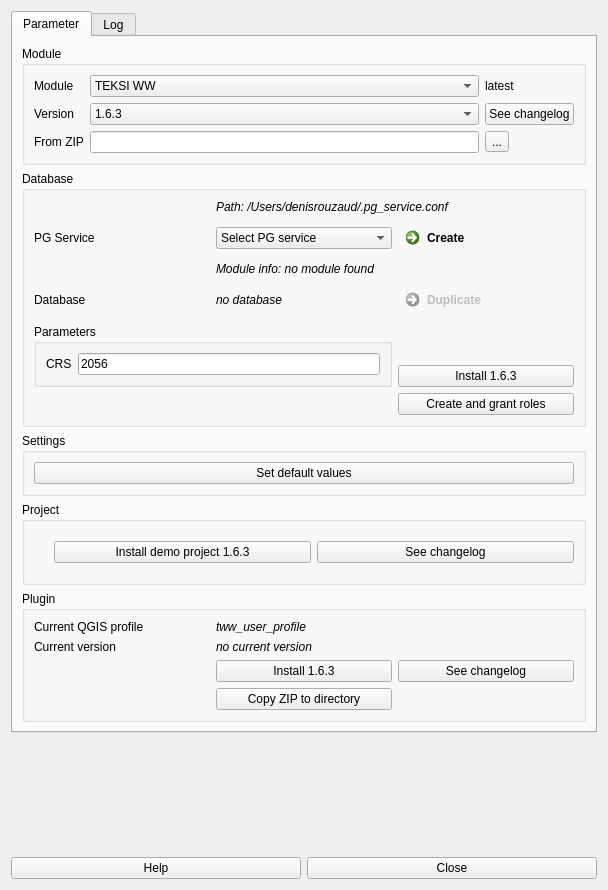
This is plugin/teksi_module_management_tool/ui/main_dialog.ui in teksi/TMMT as Qt 5 draws it before an edit. The edited form follows.
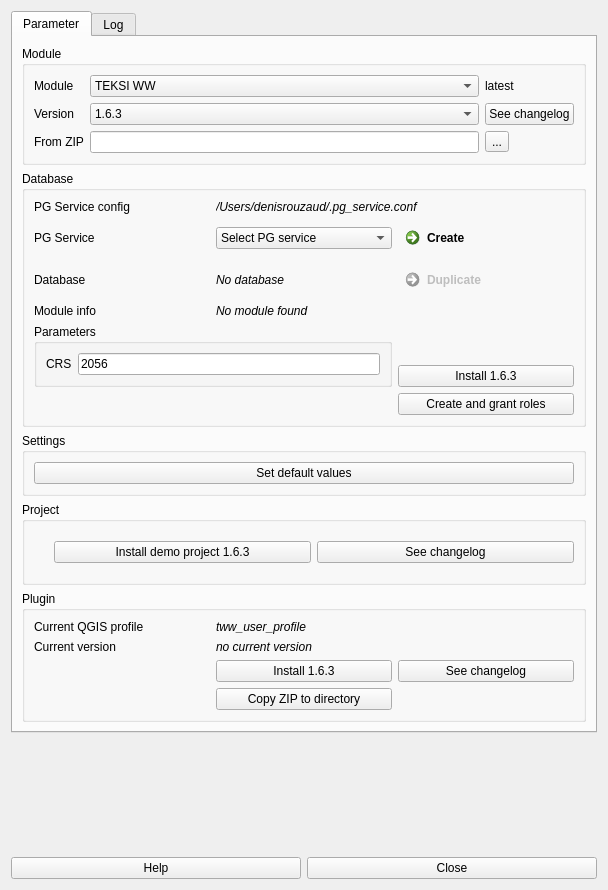
This is the edited form.

Commit message: Database create dialog

```diff
--- a/plugin/teksi_module_management_tool/ui/main_dialog.ui
+++ b/plugin/teksi_module_management_tool/ui/main_dialog.ui
@@ -122,51 +122,17 @@
            </widget>
           </item>
           <item row="0" column="1" colspan="2">
-           <widget class="QLabel" name="label_4">
+           <widget class="QLabel" name="db_servicesConfigFilePath_label">
             <property name="font">
              <font>
               <italic>true</italic>
              </font>
             </property>
             <property name="text">
-             <string>Path: /Users/denisrouzaud/.pg_service.conf</string>
+             <string>/Users/denisrouzaud/.pg_service.conf</string>
             </property>
-           </widget>
-          </item>
-          <item row="3" column="1" colspan="2">
-           <widget class="QLabel" name="label_13">
-            <property name="font">
-             <font>
-              <italic>true</italic>
-             </font>
-            </property>
-            <property name="text">
-             <string>Module info: no module found</string>
-            </property>
-           </widget>
-          </item>
-          <item row="4" column="1">
-           <widget class="QLabel" name="label_12">
-            <property name="font">
-             <font>
-              <italic>true</italic>
-             </font>
-            </property>
-            <property name="text">
-             <string>no database</string>
-            </property>
-           </widget>
-          </item>
-          <item row="4" column="2">
-           <widget class="QCommandLinkButton" name="commandLinkButton_2">
-            <property name="enabled">
-             <bool>false</bool>
-            </property>
-            <property name="cursor">
-             <cursorShape>ArrowCursor</cursorShape>
-            </property>
-            <property name="text">
-             <string>Duplicate</string>
+            <property name="textInteractionFlags">
+             <set>Qt::LinksAccessibleByMouse|Qt::TextSelectableByKeyboard|Qt::TextSelectableByMouse</set>
             </property>
            </widget>
           </item>
@@ -180,7 +146,7 @@
           <item row="4" column="0">
            <widget class="QLabel" name="label_11">
             <property name="text">
-             <string>Database</string>
+             <string>Module info</string>
             </property>
            </widget>
           </item>
@@ -198,6 +164,57 @@
             </property>
            </widget>
           </item>
+          <item row="3" column="0">
+           <widget class="QLabel" name="label_4">
+            <property name="text">
+             <string>Database</string>
+            </property>
+           </widget>
+          </item>
+          <item row="3" column="2">
+           <widget class="QCommandLinkButton" name="commandLinkButton_2">
+            <property name="enabled">
+             <bool>false</bool>
+            </property>
+            <property name="cursor">
+             <cursorShape>ArrowCursor</cursorShape>
+            </property>
+            <property name="text">
+             <string>Duplicate</string>
+            </property>
+           </widget>
+          </item>
+          <item row="4" column="1">
+           <widget class="QLabel" name="db_moduleInfo_label">
+            <property name="font">
+             <font>
+              <italic>true</italic>
+             </font>
+            </property>
+            <property name="text">
+             <string>No module found</string>
+            </property>
+           </widget>
+          </item>
+          <item row="3" column="1">
+           <widget class="QLabel" name="db_database_label">
+            <property name="font">
+             <font>
+              <italic>true</italic>
+             </font>
+            </property>
+            <property name="text">
+             <string>No database</string>
+            </property>
+           </widget>
+          </item>
+          <item row="0" column="0">
+           <widget class="QLabel" name="label_9">
+            <property name="text">
+             <string>PG Service config</string>
+            </property>
+           </widget>
+          </item>
          </layout>
         </widget>
        </item>
```
Left out of the diff: 4 changed lines with no effect on the pictures. The commit also changes 3 other files.
